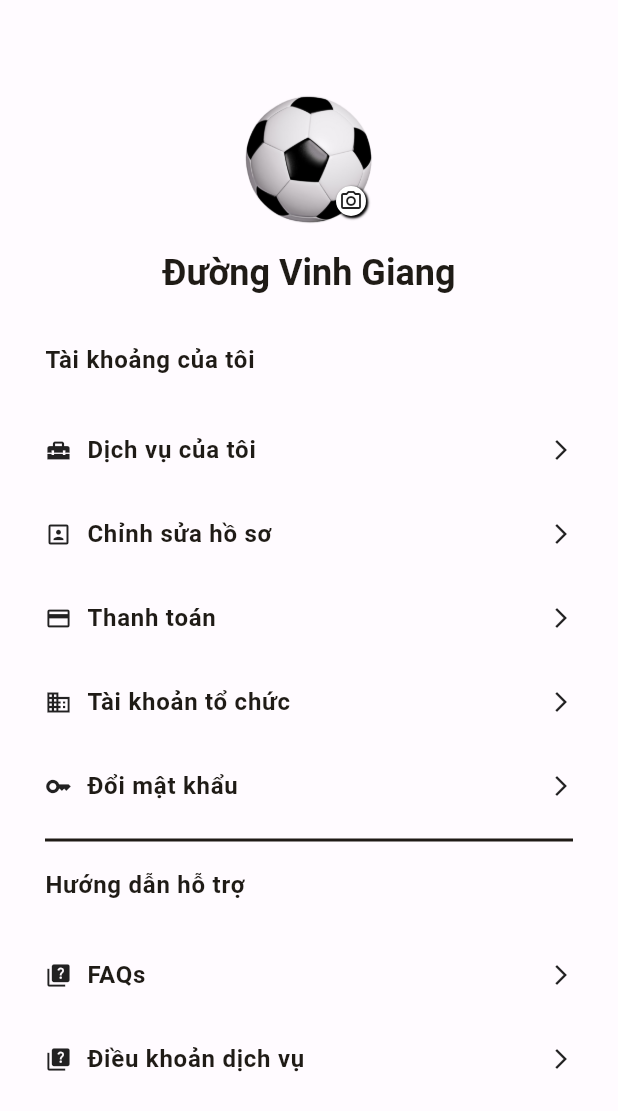
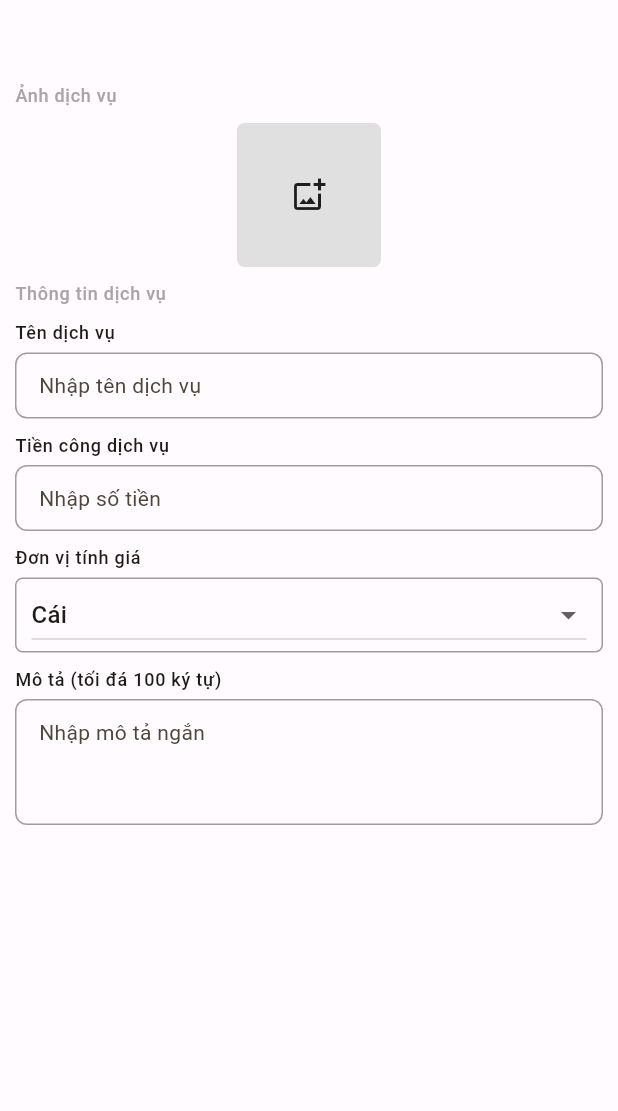
Before and after one commit to nghia5899/revup, a Flutter app: the screen it shows after launch, on a phone screen of 412 x 824 dp. Shown: the top 1111 px of the screen. Run offline on Flutter 3.47's test engine with Material 2 defaults, Android fonts, the phone set to English and light mode, and no system bars; drawn by our look-alikes of auto_size_text.

Commit message:
add screen add service

```diff
--- a/lib/main.dart
+++ b/lib/main.dart
@@ -5,6 +5,7 @@ import 'package:revup_ui/screen/request/detail-service-request.dart';
 import 'package:revup_ui/screen/request/info-request.dart';
 import 'package:revup_ui/screen/request/repair-completed.dart';
 import 'package:revup_ui/screen/request/select-option-complete.dart';
+import 'package:revup_ui/screen/service/add-service.dart';
 import 'package:revup_ui/styles/theme.dart';
 
 class MyApp extends StatefulWidget {
@@ -29,7 +30,7 @@ class _MyAppState extends State<MyApp> {
         title: 'Revup App',
         theme: appThemeData[AppTheme.Light],
         debugShowCheckedModeBanner: false,
-        home: const Account(),
+        home: const AddService(),
       ),
     );
   }
--- a/lib/screen/request/select-option-complete.dart
+++ b/lib/screen/request/select-option-complete.dart
@@ -8,7 +8,7 @@ class SelectOptionComplete extends StatefulWidget {
   State<SelectOptionComplete> createState() => _SelectOptionCompleteState();
 }
 
-class _SelectOptionCompleteState extends State<SelectOptionComplete> {
+class _SelectOptionCompleteState extends State<SelectOptionComplete> with WidgetsBindingObserver {
   late ThemeData themeData;
   List<int> listRequestService = [1 , 2, 3];
 
--- /dev/null
+++ b/lib/screen/service/add-service.dart
@@ -0,0 +1,185 @@
+import 'package:auto_size_text/auto_size_text.dart';
+import 'package:flutter/material.dart';
+import 'package:revup_ui/screen/service/base_textfield.dart';
+
+class AddService extends StatefulWidget {
+  const AddService({Key? key}) : super(key: key);
+
+  @override
+  State<AddService> createState() => _AddServiceState();
+}
+
+class _AddServiceState extends State<AddService> {
+  late ThemeData themeData;
+  TextEditingController nameController = TextEditingController();
+  TextEditingController priceController = TextEditingController();
+  TextEditingController descriptionController = TextEditingController();
+  dynamic image;
+  String? value = '1';
+
+  @override
+  void didChangeDependencies() {
+    super.didChangeDependencies();
+    themeData = Theme.of(context);
+  }
+
+  @override
+  Widget build(BuildContext context) {
+    return Scaffold(
+      appBar: AppBar(),
+      body: SafeArea(
+        child: Padding(
+          padding: const EdgeInsets.symmetric(horizontal: 10),
+          child: SingleChildScrollView(
+            child: Column(
+              crossAxisAlignment: CrossAxisAlignment.start,
+              children: [
+                AutoSizeText(
+                  'Ảnh dịch vụ',
+                  style: themeData.textTheme.labelMedium!.copyWith(color: Color(0xFFA8A6A9)),
+                ),
+                const SizedBox(height: 10),
+                buildImage(),
+                const SizedBox(height: 10),
+                AutoSizeText(
+                  'Thông tin dịch vụ',
+                  style: themeData.textTheme.labelMedium!.copyWith(color: Color(0xFFA8A6A9)),
+                ),
+                const SizedBox(height: 10),
+                AutoSizeText(
+                  'Tên dịch vụ',
+                  style: themeData.textTheme.labelMedium,
+                ),
+                const SizedBox(height: 5),
+                BaseTextField(
+                  controller: nameController,
+                  hintText: 'Nhập tên dịch vụ',
+                  borderType: BorderType.OUTLINE,
+                  onChange: (value) {
+                    setState(() {
+                      nameController.text;
+                    });
+                  },
+                  suffixIcon: nameController.text.isNotEmpty ? Padding(
+                    padding: const EdgeInsets.only(right: 10),
+                    child: IconButton(
+                      icon: const Icon(Icons.clear_outlined),
+                      onPressed: () {
+                        setState(() {
+                          nameController.clear();
+                        });
+                      },
+                    ),
+                  ) : null,
+                ),
+                const SizedBox(height: 10),
+                AutoSizeText(
+                  'Tiền công dịch vụ',
+                  style: themeData.textTheme.labelMedium,
+                ),
+                const SizedBox(height: 5),
+                BaseTextField(
+                  controller: priceController,
+                  hintText: 'Nhập số tiền',
+                  borderType: BorderType.OUTLINE,
+                  onChange: (value) {
+                    setState(() {
+                      priceController.text;
+                    });
+                  },
+                  suffixIcon: priceController.text.isNotEmpty ? Padding(
+                    padding: const EdgeInsets.only(right: 10),
+                    child: IconButton(
+                      icon: const Icon(Icons.clear_outlined),
+                      onPressed: () {
+                        setState(() {
+                          priceController.clear();
+                        });
+                      },
+                    ),
+                  ) : null,
+                ),
+                const SizedBox(height: 10),
+                AutoSizeText(
+                  'Đơn vị tính giá',
+                  style: themeData.textTheme.labelMedium,
+                ),
+                const SizedBox(height: 5),
+                Container(
+                  padding: const EdgeInsets.symmetric(horizontal: 10),
+                  decoration: BoxDecoration(
+                    border: Border.all(color: Colors.grey),
+                    borderRadius: BorderRadius.circular(5),
+                  ),
+                  child: DropdownButton(
+                    value: value,
+                    isExpanded: true,
+                    items: const [
+                      DropdownMenuItem(
+                        value: '1',
+                        child: Text('Cái'),
+                      ),
+                      DropdownMenuItem(
+                        value: '2',
+                        child: Text('Hộp'),
+                      ),
+                    ],
+                    onChanged: (String? value) {
+                      this.value = value;
+                    }
+                  ),
+                ),
+                const SizedBox(height: 10),
+                AutoSizeText(
+                  'Mô tả (tối đá 100 ký tự)',
+                  style: themeData.textTheme.labelMedium,
+                ),
+                const SizedBox(height: 5),
+                BaseTextField(
+                  controller: descriptionController,
+                  hintText: 'Nhập mô tả ngắn',
+                  borderType: BorderType.OUTLINE,
+                  minLines: 3,
+                  maxLines: 3,
+                  onChange: (value) {
+                    setState(() {
+                      descriptionController.text;
+                    });
+                  },
+                  suffixIcon: descriptionController.text.isNotEmpty ? Padding(
+                    padding: const EdgeInsets.only(right: 10),
+                    child: IconButton(
+                      icon: const Icon(Icons.clear_outlined),
+                      onPressed: () {
+                        setState(() {
+                          descriptionController.clear();
+                        });
+                      },
+                    ),
+                  ) : null,
+                ),
+              ],
+            ),
+          ),
+        ),
+      ),
+    );
+  }
+
+  Widget buildImage() {
+    if (image == null) {
+      return Center(
+        child: Container(
+          height: 96,
+          width: 96,
+          decoration: BoxDecoration(
+            color: Colors.grey.shade300,
+            borderRadius: BorderRadius.circular(5),
+          ),
+          child: const Icon(Icons.add_photo_alternate_outlined),
+        ),
+      );
+    }
+    return Center(child: Image.asset('assets/images/ball.png', width: 96, height: 96));
+  }
+}
--- /dev/null
+++ b/lib/screen/service/base_textfield.dart
@@ -0,0 +1,115 @@
+import 'package:flutter/material.dart';
+import 'package:flutter/services.dart';
+
+enum BorderType { NONE, OUTLINE, UNDERLINE, NONE_ROUND }
+
+class BaseTextField extends StatelessWidget {
+  const BaseTextField({
+    Key? key,
+    this.controller,
+    this.prefixIcon,
+    this.suffixIcon,
+    this.hintText,
+    this.minLines = 1,
+    this.maxLines = 1,
+    this.maxLength,
+    this.textInputAction,
+    this.textInputType,
+    this.onChange,
+    this.onFieldSubmitted,
+    this.fillColor,
+    this.borderType,
+    this.isHidden,
+    this.contentPadding,
+    this.textAlign,
+    this.textStyle,
+    this.inputFormatters,
+    this.autovalidateMode,
+    this.validator,
+    this.enabled,
+    this.focusNode,
+  }) : super(key: key);
+
+  final TextEditingController? controller;
+  final Widget? suffixIcon;
+  final Widget? prefixIcon;
+  final int minLines;
+  final int maxLines;
+  final int? maxLength;
+  final TextInputAction? textInputAction;
+  final TextInputType? textInputType;
+  final ValueChanged<String>? onChange;
+  final String? hintText;
+  final Color? fillColor;
+  final BorderType? borderType;
+  final bool? isHidden;
+  final EdgeInsetsGeometry? contentPadding;
+  final TextAlign? textAlign;
+  final TextStyle? textStyle;
+  final List<TextInputFormatter>? inputFormatters;
+  final AutovalidateMode? autovalidateMode;
+  final FormFieldValidator<String>? validator;
+  final ValueChanged<String>? onFieldSubmitted;
+  final bool? enabled;
+  final FocusNode? focusNode;
+
+  @override
+  Widget build(BuildContext context) {
+    return TextFormField(
+      enabled: enabled ?? true,
+      onChanged: onChange,
+      controller: controller,
+      onFieldSubmitted: onFieldSubmitted,
+      obscureText: isHidden ?? false,
+      textInputAction: textInputAction,
+      maxLength: maxLength,
+      focusNode: focusNode,
+      keyboardType: textInputType,
+      autovalidateMode: autovalidateMode ?? AutovalidateMode.onUserInteraction,
+      validator: validator,
+      style: textStyle ?? Theme.of(context).textTheme.bodyText2,
+      inputFormatters: inputFormatters,
+      maxLines: maxLines,
+      minLines: minLines,
+      textAlign: textAlign ?? TextAlign.start,
+      decoration: InputDecoration(
+        isDense: true,
+        contentPadding: contentPadding,
+        fillColor: fillColor,
+        prefixIcon: prefixIcon,
+        suffixIcon: suffixIcon,
+        hintText: hintText,
+        border: _buildInputBorder(color: Colors.transparent),
+        errorBorder: _buildInputBorder(color: Theme.of(context).errorColor.withOpacity(0.6)),
+        focusedErrorBorder: _buildInputBorder(color: Theme.of(context).errorColor, width: 1),
+        enabledBorder: _buildInputBorder(
+          color: borderType != BorderType.UNDERLINE ? Colors.grey : Theme.of(context).dividerColor,
+        ),
+        disabledBorder: _buildInputBorder(color: Theme.of(context).disabledColor),
+        focusedBorder: _buildInputBorder(color: Colors.black, width: 1),
+        suffixIconConstraints: const BoxConstraints(maxHeight: 32),
+      ),
+    );
+  }
+
+  InputBorder _buildInputBorder({required Color color, double? width, BorderStyle? borderStyle}) {
+    switch (borderType) {
+      case BorderType.OUTLINE:
+        return OutlineInputBorder(
+          borderRadius: BorderRadius.circular(8),
+          borderSide: BorderSide(color: color, width: width ?? 1, style: borderStyle ?? BorderStyle.solid),
+        );
+      case BorderType.UNDERLINE:
+        return UnderlineInputBorder(borderSide: BorderSide(width: width ?? 1, color: color, style: BorderStyle.solid));
+      case BorderType.NONE_ROUND:
+        return OutlineInputBorder(borderRadius: BorderRadius.circular(8));
+      case BorderType.NONE:
+        return InputBorder.none;
+      default:
+        return OutlineInputBorder(
+          borderRadius: BorderRadius.circular(8),
+          borderSide: BorderSide(color: color, width: width ?? 1, style: borderStyle ?? BorderStyle.solid),
+        );
+    }
+  }
+}
```
